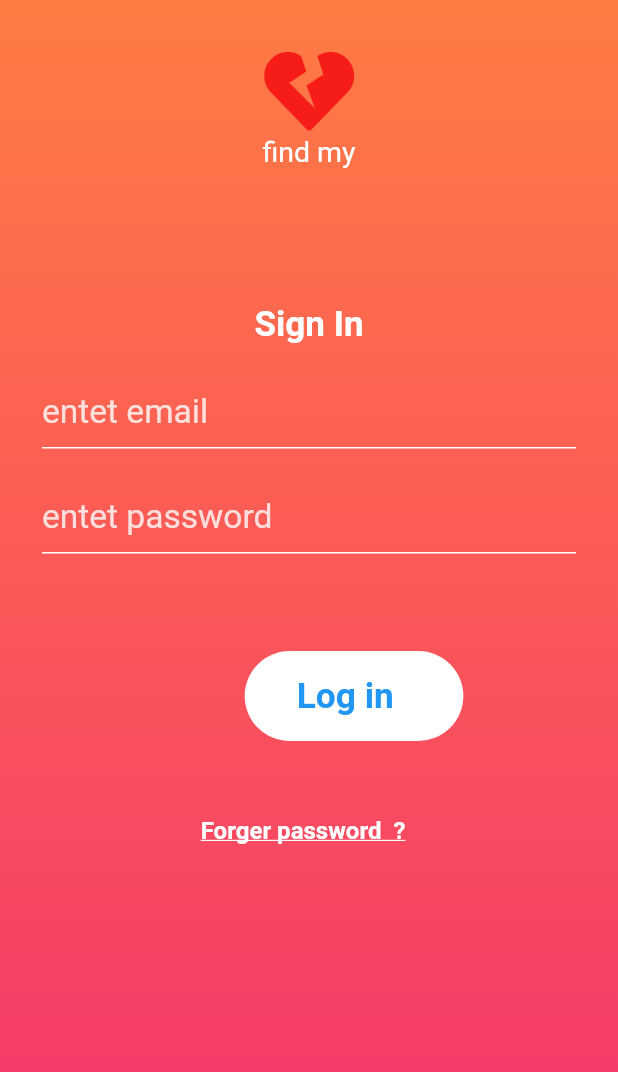
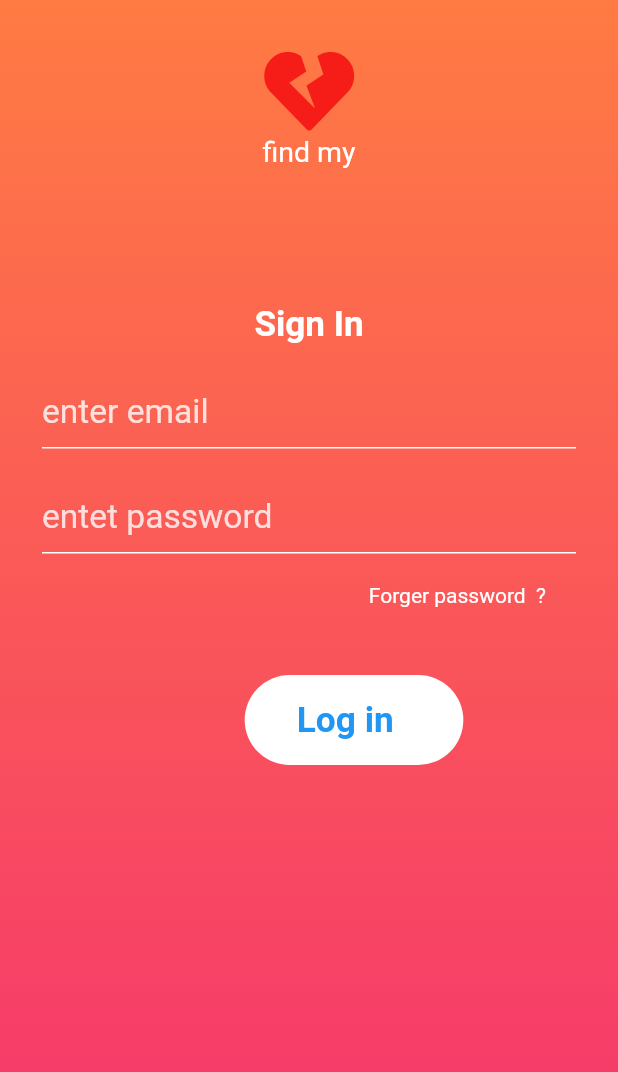
Before and after one commit to ALbaron-Awad/ighatha, a Flutter app: the screen it shows after launch, swiped to page 2, on a phone screen of 412 x 824 dp. Shown: the top 1072 px of the screen. Run offline on Flutter 3.47's test engine with Material 2 defaults, Android fonts, the phone set to English and light mode, and no system bars; our stand-ins replace firebase_auth, font_awesome_flutter; accounts and stored records are empty.

Commit message:
change icon position

```diff
--- a/lib/sign_in.dart
+++ b/lib/sign_in.dart
@@ -1,6 +1,7 @@
 import 'package:firebase_auth/firebase_auth.dart';
 import 'package:flutter/cupertino.dart';
 import 'package:flutter/material.dart';
+import 'package:ighatha/ForgetScreen.dart';
 
 class SignIn extends StatefulWidget {
 
@@ -40,6 +41,24 @@ class _SignInState extends State<SignIn> {
               );
             });
       }
+      if (err.code == 'ERROR_USER_NOT_FOUND') {
+        showCupertinoDialog(
+            context: context,
+            builder: (context) {
+              return CupertinoAlertDialog(
+                title: Text(
+                    'this email not registered  !! '),
+                actions: <Widget>[
+                  CupertinoDialogAction(
+                    child: Text('OK'),
+                    onPressed: () {
+                      Navigator.pop(context);
+                    },
+                  )
+                ],
+              );
+            });
+      }
     });
   }
   @override
@@ -66,7 +85,7 @@ class _SignInState extends State<SignIn> {
               color: Colors.white,
             ),
           ),
-          hintText: "entet email ",
+          hintText: "enter email ",
           hintStyle: TextStyle(color: Colors.white.withOpacity(0.8)
           ),
         ),
@@ -99,7 +118,26 @@ class _SignInState extends State<SignIn> {
           fontSize: 22.4,
         ),
       ),
+      //forget password
       SizedBox(height: 20.0,),
+      Padding(padding: EdgeInsets.only(right: 20),
+      child: Container(
+        width: double.infinity,
+       child: InkWell(
+         onTap: (){
+           Navigator.pushReplacement(context,
+               MaterialPageRoute(builder:(BuildContext context)=> ForgetScreen()));
+         },
+         child:Text(
+           "Forger password  ?  ",
+           style: TextStyle(
+             color: Colors.white
+           ),
+           textAlign: TextAlign.right,
+         ),
+       ),
+      ),
+      ),
       Row(
         mainAxisAlignment: MainAxisAlignment.center,
         children: <Widget>[
@@ -131,9 +169,13 @@ class _SignInState extends State<SignIn> {
     ),
         ],
       ),
+
       SizedBox(height: 5.0,),
-
-      Text(
+      /*
+      Expanded(
+        child: Align(
+          alignment: Alignment.bottomCenter,
+          child:Text(
             "Forger password  ?  ",
             style: TextStyle(
               color: Colors.white,
@@ -142,7 +184,9 @@ class _SignInState extends State<SignIn> {
               decoration: TextDecoration.underline,
             ),
           ),
-      SizedBox(height: 50.0,),
+        ),
+      ),
+      */
     ],),
     );
   }
```
Lines whose indentation alone changed are shown as unchanged.
